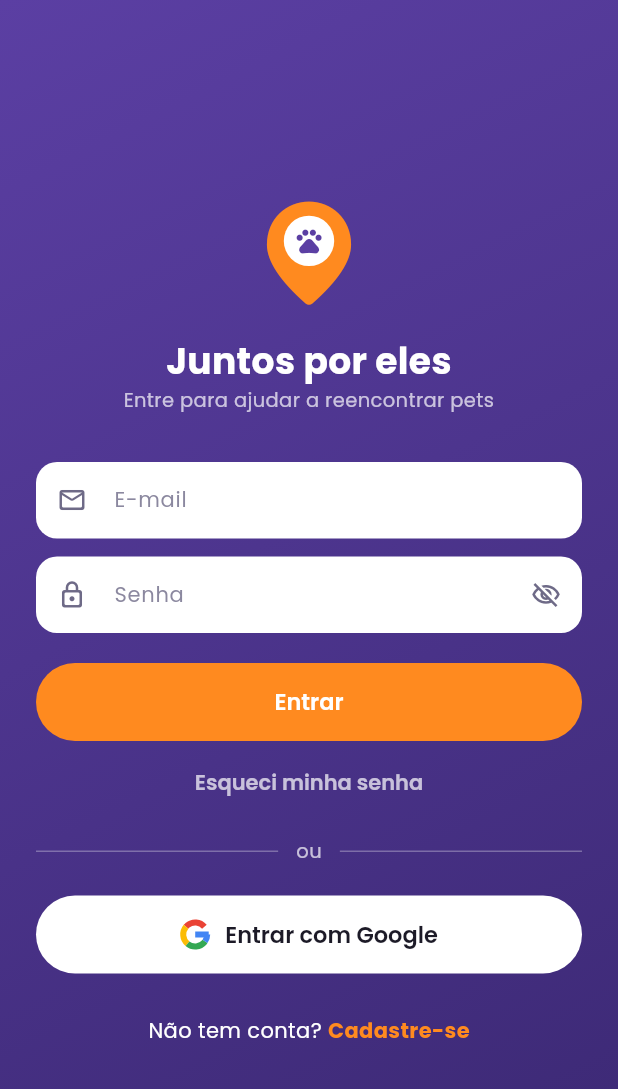
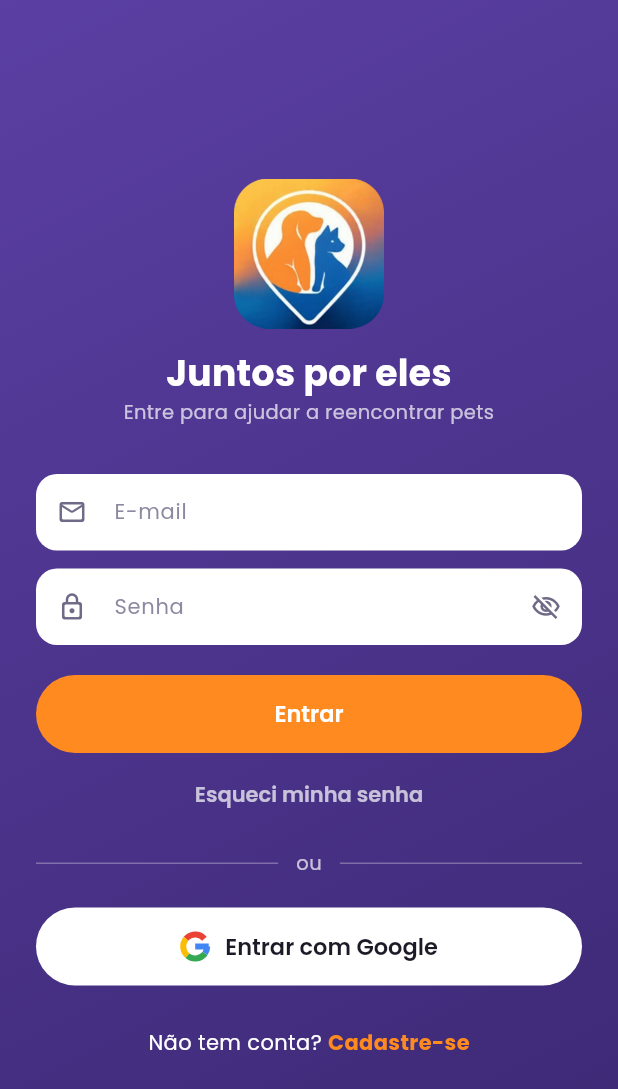
Before and after one commit to PedroRed0/petcadeapp, a Flutter app: the screen it shows after launch, on a phone screen of 412 x 824 dp. Shown: the top 1089 px of the screen. Run offline on Flutter 3.47's test engine with Material 3 defaults, Android fonts, the phone set to English and light mode, and no system bars; our stand-ins replace cloud_firestore, firebase_auth, firebase_core, flutter_map, geolocator, google_fonts and 4 more; accounts and stored records are empty.

Commit message:
Janelas acima da barra do Android, logo e icone do app
- Todas as janelas que sobem de baixo (filtros, ordenar, foto de
  perfil, avistamento, opcoes do anuncio) agora respeitam a barra de
  navegacao do sistema (funcao abrirJanela)
- Teste que simula a barra do Android e reproduz o erro relatado
- Logo do PetCade na tela de login (assets/logo.png)
- Icone do app no Android e iOS gerado a partir da logo
- Nome exibido no celular: PetCade

Co-Authored-By: Claude Opus 5.5 <noreply@anthropic.com>
Claude-Session: https://claude.ai/code/session_017nuKgBLxcRvzVAJdbFVXPD

```diff
--- a/lib/core/widgets/avatar_usuario.dart
+++ b/lib/core/widgets/avatar_usuario.dart
@@ -63,7 +63,7 @@ Future<void> trocarFotoPerfil(BuildContext context, Usuario? usuario) async {
       (usuario?.foto.isNotEmpty ?? false) ||
       (usuario?.fotoUrl.isNotEmpty ?? false);
 
-  final escolha = await showModalBottomSheet<String>(
+  final escolha = await abrirJanela<String>(
     context: context,
     builder: (context) => SafeArea(
       child: Column(
--- a/lib/core/widgets/logo_petcade.dart
+++ b/lib/core/widgets/logo_petcade.dart
@@ -1,10 +1,6 @@
 import 'package:flutter/material.dart';
 
-import '../theme/app_colors.dart';
-
-/// Logo simples: um pin de localização com uma patinha.
-/// (Se quiser usar a sua imagem de logo, troque este widget por
-/// Image.asset('assets/logo.png', height: tamanho).)
+/// Logo do PetCadê (assets/logo.png).
 class LogoPetcade extends StatelessWidget {
   final double tamanho;
 
@@ -12,35 +8,12 @@ class LogoPetcade extends StatelessWidget {
 
   @override
   Widget build(BuildContext context) {
-    return SizedBox(
+    return Image.asset(
+      'assets/logo.png',
       width: tamanho,
       height: tamanho,
-      child: Stack(
-        alignment: Alignment.center,
-        children: [
-          Icon(
-            Icons.location_on_rounded,
-            size: tamanho,
-            color: AppColors.laranja,
-          ),
-          Positioned(
-            top: tamanho * 0.2,
-            child: Container(
-              width: tamanho * 0.4,
-              height: tamanho * 0.4,
-              decoration: const BoxDecoration(
-                color: Colors.white,
-                shape: BoxShape.circle,
-              ),
-              child: Icon(
-                Icons.pets_rounded,
-                size: tamanho * 0.24,
-                color: AppColors.roxo,
-              ),
-            ),
-          ),
-        ],
-      ),
+      filterQuality: FilterQuality.medium,
+      semanticLabel: 'Logo PetCadê',
     );
   }
 }
--- a/lib/screens/auth/login_screen.dart
+++ b/lib/screens/auth/login_screen.dart
@@ -100,7 +100,7 @@ class _LoginScreenState extends State<LoginScreen> {
                   child: Column(
                     crossAxisAlignment: CrossAxisAlignment.stretch,
                     children: [
-                      const Center(child: LogoPetcade(tamanho: 84)),
+                      const Center(child: LogoPetcade(tamanho: 100)),
                       const SizedBox(height: 12),
                       Text(
                         'Juntos por eles',
--- a/lib/screens/buscar_screen.dart
+++ b/lib/screens/buscar_screen.dart
@@ -56,9 +56,8 @@ class _BuscarScreenState extends State<BuscarScreen> {
     required String atual,
     required ValueChanged<String> onEscolher,
   }) async {
-    final escolha = await showModalBottomSheet<String>(
+    final escolha = await abrirJanela<String>(
       context: context,
-      isScrollControlled: true,
       builder: (_) => _ListaOpcoes(titulo: titulo, opcoes: opcoes, atual: atual),
     );
     if (escolha != null) onEscolher(escolha == 'Todos' ? '' : escolha);
@@ -66,9 +65,8 @@ class _BuscarScreenState extends State<BuscarScreen> {
 
   Future<void> _escolherRegiao() async {
     final controller = TextEditingController(text: _filtro.regiao);
-    final regiao = await showModalBottomSheet<String>(
+    final regiao = await abrirJanela<String>(
       context: context,
-      isScrollControlled: true,
       builder: (context) => Padding(
         padding: EdgeInsets.fromLTRB(
           20,
--- a/lib/screens/detalhes_pet_screen.dart
+++ b/lib/screens/detalhes_pet_screen.dart
@@ -70,9 +70,8 @@ class _DetalhesPetScreenState extends State<DetalhesPetScreen> {
   }
 
   Future<void> _informarAvistamento(Pet pet) async {
-    final enviado = await showModalBottomSheet<bool>(
+    final enviado = await abrirJanela<bool>(
       context: context,
-      isScrollControlled: true,
       builder: (_) => _FormAvistamento(pet: pet),
     );
     if (enviado == true && mounted) {
--- a/lib/screens/mapa_screen.dart
+++ b/lib/screens/mapa_screen.dart
@@ -53,7 +53,7 @@ class _MapaScreenState extends State<MapaScreen> {
   }
 
   void _abrirPreview(Pet pet) {
-    showModalBottomSheet(
+    abrirJanela(
       context: context,
       showDragHandle: false,
       backgroundColor: Colors.transparent,
--- a/lib/screens/perfil/meus_anuncios_screen.dart
+++ b/lib/screens/perfil/meus_anuncios_screen.dart
@@ -28,7 +28,7 @@ class _MeusAnunciosScreenState extends State<MeusAnunciosScreen> {
   }
 
   Future<void> _opcoes(Pet pet) async {
-    final acao = await showModalBottomSheet<String>(
+    final acao = await abrirJanela<String>(
       context: context,
       builder: (context) => SafeArea(
         child: Column(
```
Also changed, not shown: lib/core/widgets/comuns.dart (+18 -0 lines), pubspec.yaml (+12 -0 lines), assets/icone_app.png (added), assets/logo.png (added), pubspec.lock, 31 other files.
